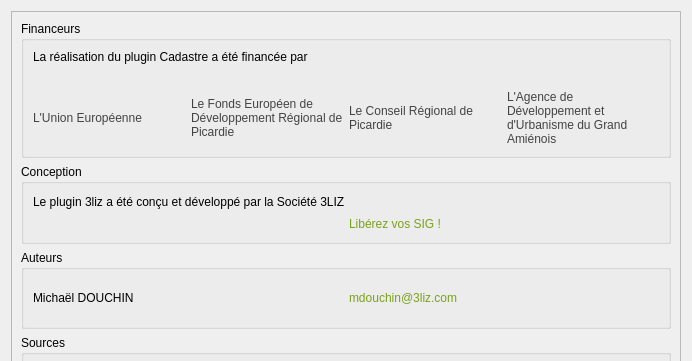
Before: the Qt Designer form forms/cadastre_about_form.ui in 3liz/QgisCadastrePlugin, drawn with Qt 5; both pictures show x 0 to 692 and y 0 to 361 of the 692 by 652 pixel window.
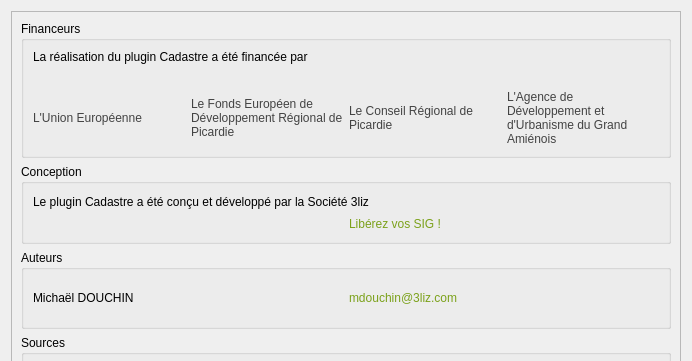
After: the same form once the commit is applied. Icons and pictures are not drawn.

Commit message: A propos - correction coquille

Patch:
```diff
--- a/forms/cadastre_about_form.ui
+++ b/forms/cadastre_about_form.ui
@@ -201,7 +201,7 @@
           <item>
            <widget class="QLabel" name="label_10">
             <property name="text">
-             <string>Le plugin 3liz a été conçu et développé par la Société 3LIZ</string>
+             <string>Le plugin Cadastre a été conçu et développé par la Société 3liz</string>
             </property>
             <property name="wordWrap">
              <bool>true</bool>
```
The commit also changes 1 other file.
